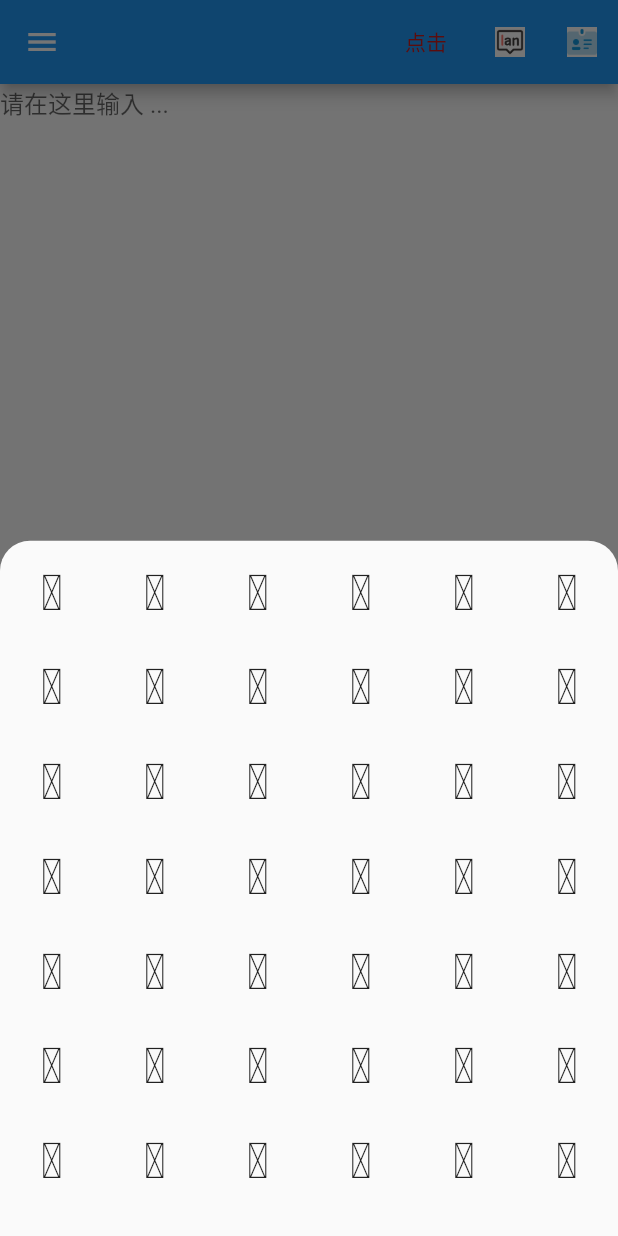
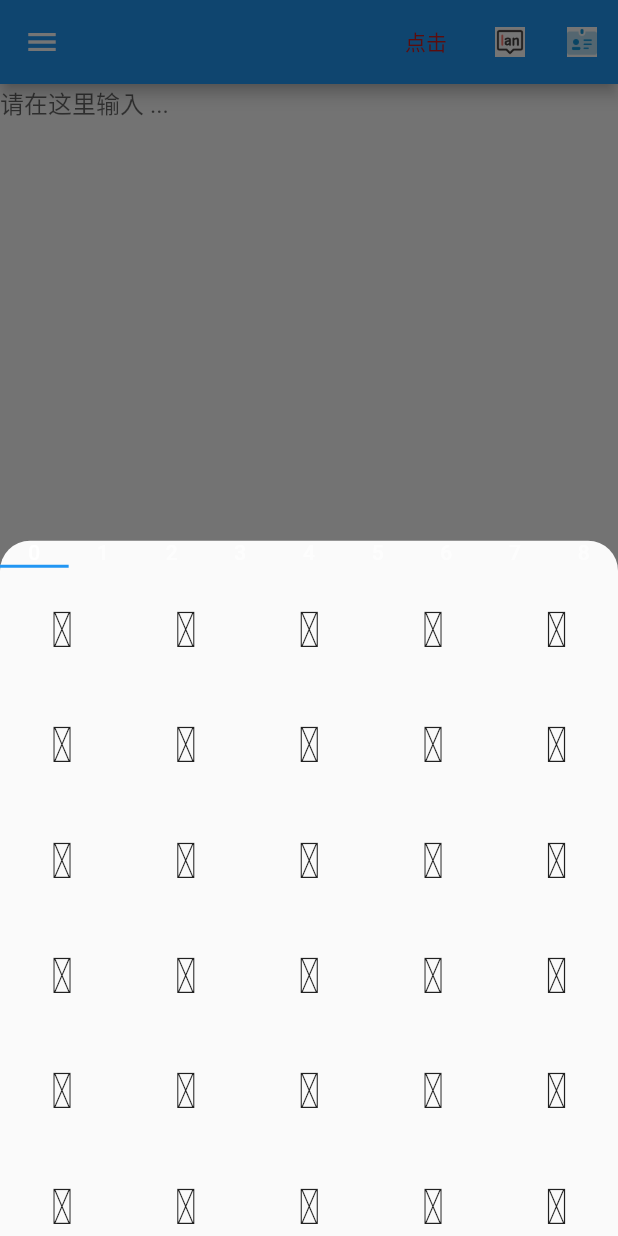
Before and after one commit to guchengxi1994/a-cool-app, a Flutter app: the screen it shows after launch, after a tap on the "emoji emotions" icon, on a phone screen of 412 x 824 dp. Run offline on Flutter 3.47's test engine with Material 2 defaults, Android fonts, the phone set to English and light mode, and no system bars; our stand-ins replace flutter_colorpicker, flutter_i18n, flutter_markdown, fluttertoast, loading_overlay, shared_preferences.

Commit message:
feat: emoji devide

```diff
--- a/frontend/codind/lib/main.dart
+++ b/frontend/codind/lib/main.dart
@@ -5,7 +5,7 @@
  * @email: guchengxi1994@qq.com
  * @Date: 2022-01-30 21:46:56
  * @LastEditors: xiaoshuyui
- * @LastEditTime: 2022-02-02 17:31:16
+ * @LastEditTime: 2022-02-02 22:00:56
  */
 import 'package:codind/utils/utils.dart';
 import 'package:flutter/material.dart';
@@ -27,8 +27,7 @@ Future main() async {
   // 获取 theme
 
   WidgetsFlutterBinding.ensureInitialized();
-  StorageUtil _storageUtil = StorageUtil.storageInstance;
-  List<String>? ls = await _storageUtil.getColorData();
+  List<String>? ls = await getColorData();
   runApp(MultiProvider(
     providers: [
       ChangeNotifierProvider(create: (_) => ThemeController()),
--- a/frontend/codind/lib/pages/_color_setting_page.dart
+++ b/frontend/codind/lib/pages/_color_setting_page.dart
@@ -79,7 +79,6 @@ class ColorSettingPage extends StatefulWidget {
 class _ColorSettingPageState extends State<ColorSettingPage>
     with BackScreenMixin, LoadingPageMixin {
   final ScrollController _scrollController = ScrollController();
-  StorageUtil _storageUtil = StorageUtil.storageInstance;
 
   @override
   Widget baseBuild(BuildContext context) {
@@ -153,7 +152,7 @@ class _ColorSettingPageState extends State<ColorSettingPage>
                       _appBarColor!.value.toString()
                     ]);
 
-                    await _storageUtil.saveColorData(ls);
+                    await saveColorData(ls);
 
                     setState(() {
                       isLoading = false;
--- a/frontend/codind/lib/pages/writing_page.dart
+++ b/frontend/codind/lib/pages/writing_page.dart
@@ -5,7 +5,7 @@
  * @email: guchengxi1994@qq.com
  * @Date: 2022-02-02 09:59:42
  * @LastEditors: xiaoshuyui
- * @LastEditTime: 2022-02-02 19:55:23
+ * @LastEditTime: 2022-02-02 23:00:13
  */
 import 'dart:convert';
 
@@ -25,11 +25,13 @@ class WritingPage extends BasePage {
   }
 }
 
-class _WritingPageState<T> extends BasePageState<WritingPage> {
+class _WritingPageState<T> extends BasePageState<WritingPage>
+    with SingleTickerProviderStateMixin {
   TextEditingController textEditingController = TextEditingController();
   final GlobalKey<__ChangedMdEditorState> _globalKey = GlobalKey();
   final GlobalKey<ScaffoldState> _scaffoldKey = GlobalKey<ScaffoldState>();
   FocusNode focusNode = FocusNode();
+  late TabController? _tabcontroller;
   var loadEmojiFuture;
   final ScrollController _scrollController = ScrollController();
 
@@ -59,6 +61,9 @@ class _WritingPageState<T> extends BasePageState<WritingPage> {
     textEditingController.dispose();
     _scrollController.dispose();
     focusNode.dispose();
+    if (_tabcontroller != null) {
+      _tabcontroller!.dispose();
+    }
     super.dispose();
   }
 
@@ -150,33 +155,76 @@ class _WritingPageState<T> extends BasePageState<WritingPage> {
                             if (snapshot.hasData) {
                               List<dynamic> data =
                                   json.decode(snapshot.data.toString());
+
+                              List _lists = splitList(data, 100);
+                              print(_lists.length);
+
+                              List<int> _indexList = List<int>.generate(
+                                  _lists.length, (index) => index);
+
+                              _tabcontroller = TabController(
+                                  length: _lists.length, vsync: this);
+
+                              return Column(
+                                children: [
+                                  TabBar(
+                                      controller: _tabcontroller,
+                                      onTap: (i) {
+                                        setState(() {
+                                          _tabcontroller!.index = i;
+                                        });
+                                      },
+                                      tabs: _indexList.map((e) {
+                                        return Container(
+                                          child: Text(e.toString()),
+                                        );
+                                      }).toList()),
+                                  Expanded(
+                                      child: TabBarView(
+                                          controller: _tabcontroller,
+                                          children: _lists.map((e) {
                                             return GridView.custom(
-                                controller: _scrollController,
-                                physics: ClampingScrollPhysics(),
+                                              // controller: _scrollController,
+                                              // physics: ClampingScrollPhysics(),
                                               padding: const EdgeInsets.all(3),
                                               shrinkWrap: true,
                                               gridDelegate:
-                                    const SliverGridDelegateWithFixedCrossAxisCount(
-                                  crossAxisCount: 6,
+                                                  SliverGridDelegateWithFixedCrossAxisCount(
+                                                crossAxisCount:
+                                                    (MediaQuery.of(context)
+                                                            .size
+                                                            .width ~/
+                                                        80),
                                                 mainAxisSpacing: 0.5,
                                                 crossAxisSpacing: 6.0,
                                               ),
-                                childrenDelegate: SliverChildBuilderDelegate(
+                                              childrenDelegate:
+                                                  SliverChildBuilderDelegate(
                                                       ((context, index) {
                                                 return GestureDetector(
                                                   onTap: () {
                                                     print(String.fromCharCode(
-                                          data[index]["unicode"]));
+                                                        e[index]["unicode"]));
+                                                    textEditingController
+                                                            .text +=
+                                                        String.fromCharCode(
+                                                            e[index]
+                                                                ["unicode"]);
                                                   },
                                                   child: Center(
                                                     child: Text(
                                                       String.fromCharCode(
-                                            data[index]["unicode"]),
-                                        style: const TextStyle(fontSize: 33),
+                                                          data[index]
+                                                              ["unicode"]),
+                                                      style: const TextStyle(
+                                                          fontSize: 33),
                                                     ),
                                                   ),
                                                 );
-                                }), childCount: data.length),
+                                              }), childCount: e.length),
+                                            );
+                                          }).toList()))
+                                ],
                               );
                             } else {
                               return const CircularProgressIndicator();
--- /dev/null
+++ b/frontend/codind/lib/utils/list_split.dart
@@ -0,0 +1,38 @@
+/*
+ * @Descripttion:
+ * @version:
+ * @Author: xiaoshuyui
+ * @email: guchengxi1994@qq.com
+ * @Date: 2022-02-02 22:34:08
+ * @LastEditors: xiaoshuyui
+ * @LastEditTime: 2022-02-02 22:35:13
+ */
+List<List<T>> splitList<T>(List<T> list, int len) {
+  if (len <= 1) {
+    return [list];
+  }
+
+  List<List<T>> result = [];
+
+  int index = 1;
+
+  while (true) {
+    if (index * len < list.length) {
+      List<T> temp = list.skip((index - 1) * len).take(len).toList();
+
+      result.add(temp);
+
+      index++;
+
+      continue;
+    }
+
+    List<T> temp = list.skip((index - 1) * len).toList();
+
+    result.add(temp);
+
+    break;
+  }
+
+  return result;
+}
--- a/frontend/codind/lib/utils/shared_preference_utils.dart
+++ b/frontend/codind/lib/utils/shared_preference_utils.dart
@@ -1,30 +1,27 @@
+/*
+ * @Descripttion:
+ * @version:
+ * @Author: xiaoshuyui
+ * @email: guchengxi1994@qq.com
+ * @Date: 2022-01-30 21:46:56
+ * @LastEditors: xiaoshuyui
+ * @LastEditTime: 2022-02-02 22:02:20
+ */
 import 'package:flutter/material.dart';
 import 'package:shared_preferences/shared_preferences.dart';
 
-class StorageUtil {
-  static StorageUtil storageInstance = StorageUtil._instance();
-  SharedPreferences? _preferences;
-
-  StorageUtil._instance() {
-    if (null == _preferences) {
-      getPreferences();
-    }
-  }
-  void getPreferences() async {
-    _preferences = await SharedPreferences.getInstance();
-  }
-
-  Future<void> saveColorData(List<String> ls) async {
-    await _preferences!.setStringList("colorData", ls);
-  }
-
 Future<List<String>?> getColorData() async {
   try {
-      return _preferences!.getStringList("colorData");
+    SharedPreferences _preferences = await SharedPreferences.getInstance();
+    return _preferences.getStringList("colorData");
   } catch (e, s) {
     debugPrint(e.toString());
     debugPrint(s.toString());
     return null;
   }
 }
+
+Future<void> saveColorData(List<String> ls) async {
+  SharedPreferences _preferences = await SharedPreferences.getInstance();
+  await _preferences.setStringList("colorData", ls);
 }
--- a/frontend/codind/lib/utils/utils.dart
+++ b/frontend/codind/lib/utils/utils.dart
@@ -5,7 +5,7 @@
  * @email: guchengxi1994@qq.com
  * @Date: 2022-01-30 21:46:56
  * @LastEditors: xiaoshuyui
- * @LastEditTime: 2022-01-31 22:15:33
+ * @LastEditTime: 2022-02-02 22:35:58
  */
 export './common.dart';
 export './platform_utils.dart';
@@ -13,3 +13,4 @@ export './reserved.dart';
 export './toast_utils.dart';
 export './router.dart';
 export './shared_preference_utils.dart';
+export './list_split.dart';
```
Also changed, not shown: 1 other file. Lines whose indentation alone changed are shown as unchanged.
